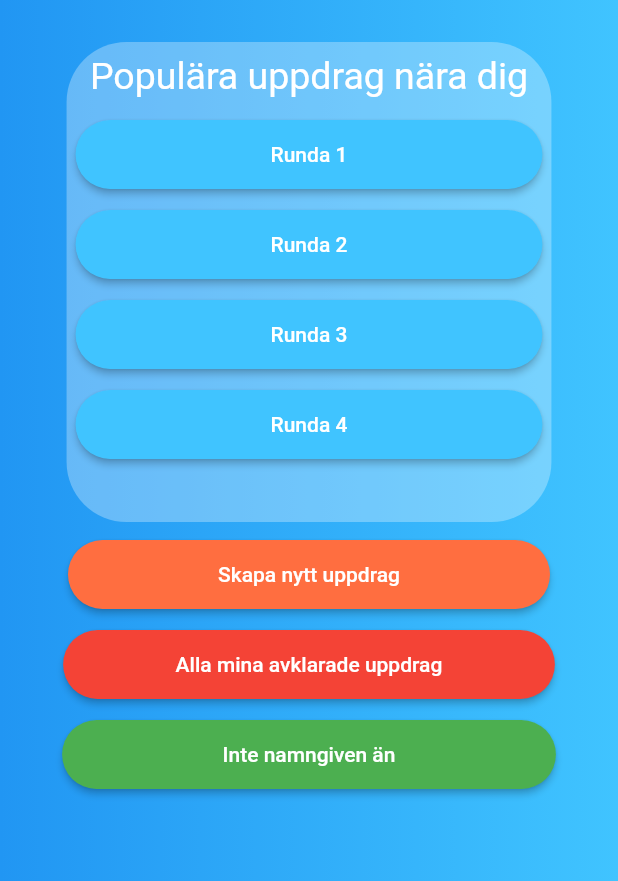
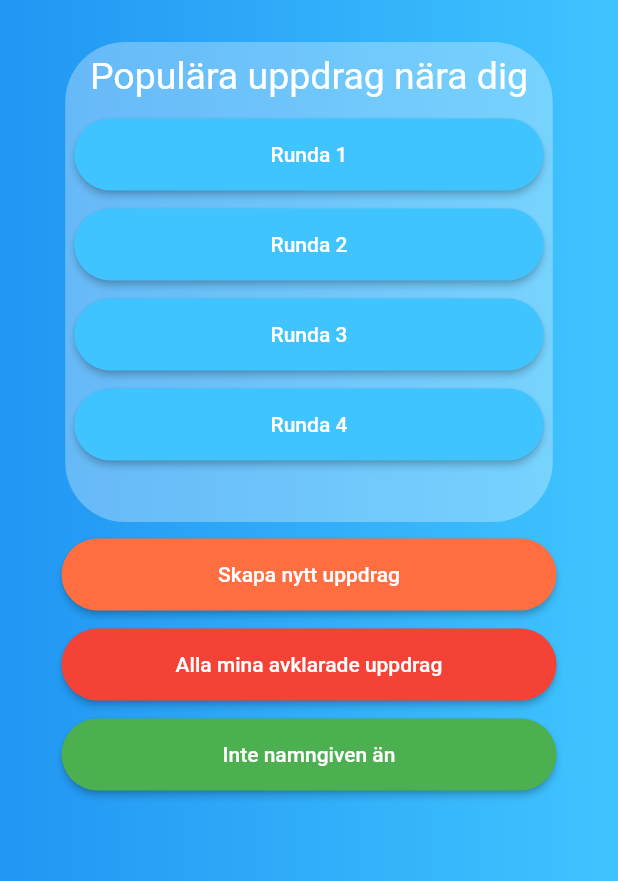
Before and after one commit to knopp10000/PVT_gr74_PROJECT_FRONTEND, a Flutter app: the MissionsPage screen opened directly, on a phone screen of 412 x 824 dp. Shown: the top 881 px of the screen. Run offline on Flutter 3.47's test engine with Material 2 defaults, Android fonts, the phone set to English and light mode, and no system bars; our stand-ins replace carousel_pro, google_maps_flutter, permission_handler, shared_preferences; missing offline and left inert: flutter_facebook_login; accounts and stored records are empty.

Commit message:
Update missionsPage.dart

```diff
--- a/lib/src/missionsPage.dart
+++ b/lib/src/missionsPage.dart
@@ -16,7 +16,9 @@ class MissionsPage extends StatelessWidget {
       ),
     );
 
-    final runda1 = Padding(
+    final runda1 = Container(
+      width: 325.0,
+      height: 60.0,
       padding: EdgeInsets.symmetric(vertical: 6.0, horizontal: 6.0),
       child: RaisedButton(
         shape: RoundedRectangleBorder(
@@ -26,12 +28,13 @@ class MissionsPage extends StatelessWidget {
           //Navigator.of(context).pushNamed();
         },
         color: Colors.lightBlueAccent,
-        padding: EdgeInsets.only(left: 130.0, right: 130.0, top: 15.0, bottom: 15.0),
         child: Text('Runda 1', style: TextStyle(color: Colors.white)),
       ),
     );
 
-    final runda2 = Padding(
+    final runda2 = Container(
+      width: 325.0,
+      height: 60.0,
       padding: EdgeInsets.symmetric(vertical: 6.0, horizontal: 6.0),
       child: RaisedButton(
         shape: RoundedRectangleBorder(
@@ -41,12 +44,13 @@ class MissionsPage extends StatelessWidget {
           //Navigator.of(context).pushNamed();
         },
         color: Colors.lightBlueAccent,
-        padding: EdgeInsets.only(left: 130.0, right: 130.0, top: 15.0, bottom: 15.0),
         child: Text('Runda 2', style: TextStyle(color: Colors.white)),
       ),
     );
 
-    final runda3 = Padding(
+    final runda3 = Container(
+      width: 325.0,
+      height: 60.0,
       padding: EdgeInsets.symmetric(vertical: 6.0, horizontal: 6.0),
       child: RaisedButton(
         shape: RoundedRectangleBorder(
@@ -56,12 +60,13 @@ class MissionsPage extends StatelessWidget {
           //Navigator.of(context).pushNamed();
         },
         color: Colors.lightBlueAccent,
-        padding: EdgeInsets.only(left: 130.0, right: 130.0, top: 15.0, bottom: 15.0),
         child: Text('Runda 3', style: TextStyle(color: Colors.white)),
       ),
     );
 
-    final runda4 = Padding(
+    final runda4 = Container(
+      width: 325.0,
+      height: 60.0,
       padding: EdgeInsets.symmetric(vertical: 6.0, horizontal: 6.0),
       child: RaisedButton(
         shape: RoundedRectangleBorder(
@@ -71,7 +76,6 @@ class MissionsPage extends StatelessWidget {
           //Navigator.of(context).pushNamed();
         },
         color: Colors.lightBlueAccent,
-        padding: EdgeInsets.only(left: 130.0, right: 130.0, top: 15.0, bottom: 15.0),
         child: Text('Runda 4', style: TextStyle(color: Colors.white)),
       ),
     );
@@ -89,11 +93,13 @@ class MissionsPage extends StatelessWidget {
                 bottomRight: const  Radius.circular(40.0))
         ),
         child: Column(
-            children: <Widget>[text1, runda1, runda2, runda3, runda4],
+          children: <Widget>[text1, runda1, runda2, runda3, runda4],
         )
     );
 
-    final skapa = Padding(
+    final skapa = Container(
+      width: 330.0,
+      height: 60.0,
       padding: EdgeInsets.symmetric(vertical: 6.0),
       child: RaisedButton(
         shape: RoundedRectangleBorder(
@@ -108,7 +114,9 @@ class MissionsPage extends StatelessWidget {
       ),
     );
 
-    final avklarade = Padding(
+    final avklarade = Container(
+      width: 330.0,
+      height: 60.0,
       padding: EdgeInsets.symmetric(vertical: 6.0),
       child: RaisedButton(
         shape: RoundedRectangleBorder(
@@ -123,7 +131,9 @@ class MissionsPage extends StatelessWidget {
       ),
     );
 
-    final noName = Padding(
+    final noName = Container(
+      width: 330.0,
+      height: 60.0,
       padding: EdgeInsets.symmetric(vertical: 6.0),
       child: RaisedButton(
         shape: RoundedRectangleBorder(
```
